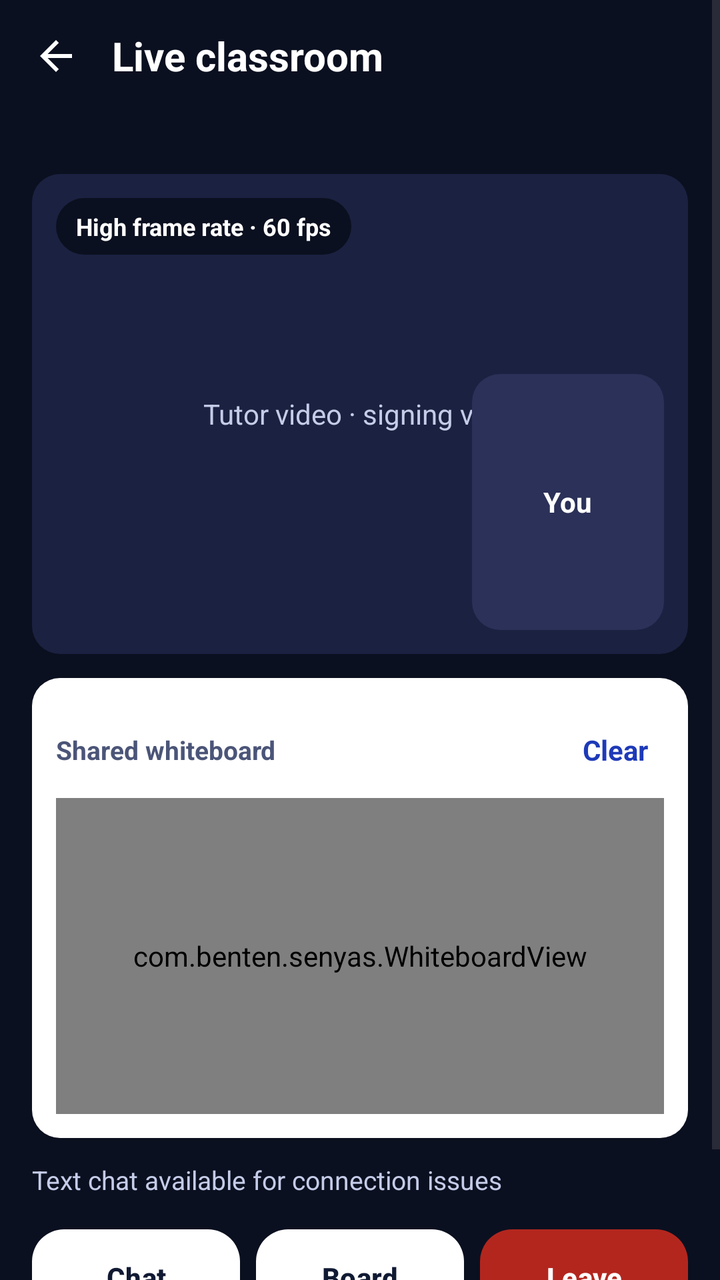
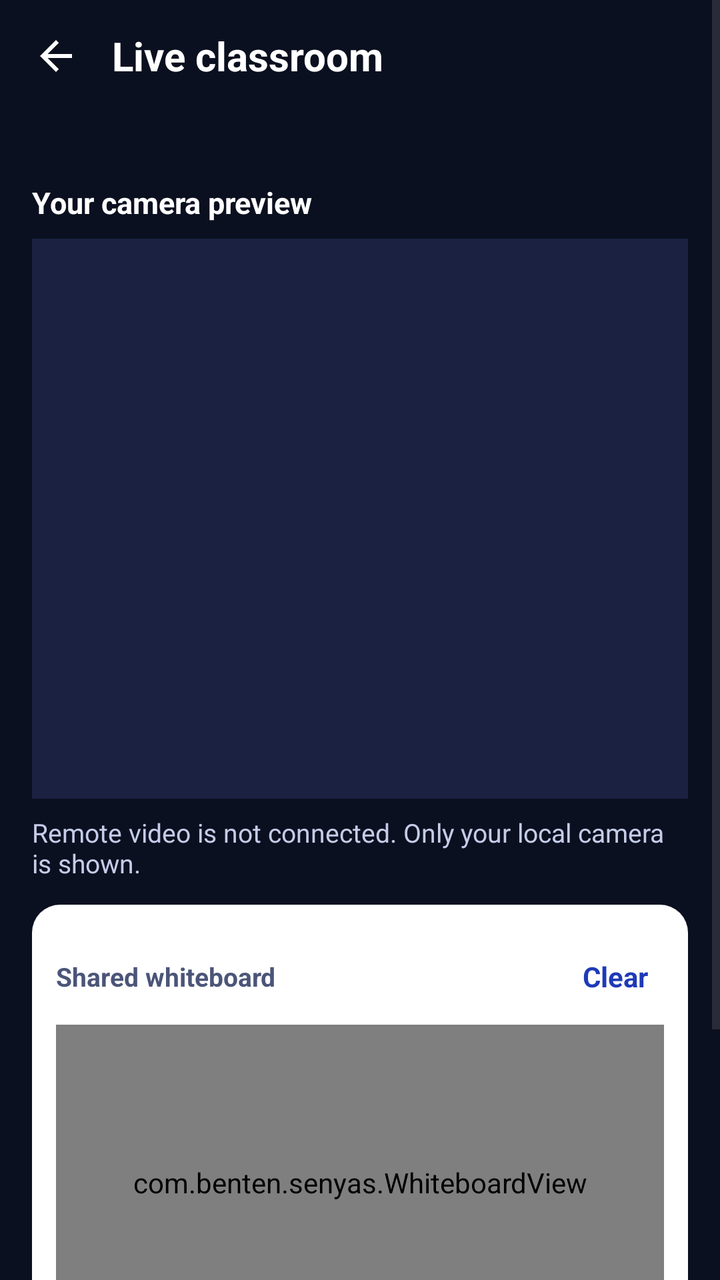

Compare the two renders of this Android layout. The source of the first and the diff that turns it into the second are given below.
<!-- AndroidManifest.xml: application theme Theme.Senyas -->
<!-- res/layout/fragment_live_classroom.xml -->
<?xml version="1.0" encoding="utf-8"?>
<ScrollView xmlns:android="http://schemas.android.com/apk/res/android"
    xmlns:app="http://schemas.android.com/apk/res-auto"
    android:layout_width="match_parent"
    android:layout_height="match_parent"
    android:background="@color/dark_bg"
    android:fillViewport="true">

    <LinearLayout
        android:layout_width="match_parent"
        android:layout_height="wrap_content"
        android:orientation="vertical"
        android:paddingBottom="16dp">

        <LinearLayout
            android:layout_width="match_parent"
            android:layout_height="56dp"
            android:gravity="center_vertical"
            android:orientation="horizontal"
            android:paddingStart="4dp"
            android:paddingEnd="16dp">

            <ImageButton android:id="@+id/btn_back" android:layout_width="48dp" android:layout_height="48dp" android:background="?attr/selectableItemBackgroundBorderless" android:contentDescription="@string/leave_classroom" android:src="@drawable/ic_back" android:tint="@color/white" />
            <TextView android:layout_width="wrap_content" android:layout_height="wrap_content" android:layout_marginStart="4dp" android:text="@string/live_classroom" android:textColor="@color/white" android:textSize="20sp" android:textStyle="bold" />
        </LinearLayout>

        <TextView android:id="@+id/tv_session" android:layout_width="match_parent" android:layout_height="wrap_content" android:paddingHorizontal="16dp" android:textColor="@color/text_on_dark" android:textSize="14sp" />

        <FrameLayout
            android:layout_width="match_parent"
            android:layout_height="240dp"
            android:layout_marginHorizontal="16dp"
            android:layout_marginTop="12dp"
            android:background="@drawable/bg_tile"
            android:backgroundTint="@color/dark_surface"
            android:contentDescription="@string/tutor_video_signing_view">

            <TextView android:layout_width="wrap_content" android:layout_height="wrap_content" android:layout_gravity="center" android:text="@string/tutor_video_signing_view_2" android:textColor="@color/text_on_dark" android:textSize="14sp" />
            <TextView android:layout_width="wrap_content" android:layout_height="wrap_content" android:layout_margin="12dp" android:background="@drawable/bg_pill" android:backgroundTint="@color/dark_bg" android:paddingHorizontal="10dp" android:paddingVertical="6dp" android:text="@string/high_frame_rate_60_fps" android:textColor="@color/white" android:textSize="12sp" android:textStyle="bold" />

            <FrameLayout
                android:layout_width="96dp"
                android:layout_height="128dp"
                android:layout_gravity="bottom|end"
                android:layout_margin="12dp"
                android:background="@drawable/bg_tile"
                android:backgroundTint="@color/dark_stroke"
                android:contentDescription="@string/your_camera_view">

                <TextView android:layout_width="wrap_content" android:layout_height="wrap_content" android:layout_gravity="center" android:text="@string/you" android:textColor="@color/white" android:textSize="14sp" android:textStyle="bold" />
            </FrameLayout>
        </FrameLayout>

        <FrameLayout android:layout_width="match_parent" android:layout_height="230dp" android:layout_marginHorizontal="16dp" android:layout_marginTop="12dp">

            <LinearLayout
                android:id="@+id/board_card"
                android:layout_width="match_parent"
                android:layout_height="match_parent"
                android:background="@drawable/bg_tile"
                android:backgroundTint="@color/white"
                android:orientation="vertical"
                android:padding="12dp">

                <LinearLayout android:layout_width="match_parent" android:layout_height="wrap_content" android:gravity="center_vertical" android:orientation="horizontal">
                    <TextView android:layout_width="0dp" android:layout_height="wrap_content" android:layout_weight="1" android:text="@string/shared_whiteboard" android:textColor="@color/ink_secondary" android:textSize="13sp" android:textStyle="bold" />
                    <TextView android:id="@+id/btn_clear" android:layout_width="wrap_content" android:layout_height="48dp" android:background="?attr/selectableItemBackground" android:gravity="center" android:paddingHorizontal="8dp" android:text="@string/clear" android:textColor="@color/senyas_blue" android:textSize="14sp" android:textStyle="bold" />
                </LinearLayout>

                <com.benten.senyas.WhiteboardView android:id="@+id/whiteboard" android:layout_width="match_parent" android:layout_height="0dp" android:layout_weight="1" />
            </LinearLayout>

            <LinearLayout
                android:id="@+id/chat_card"
                android:layout_width="match_parent"
                android:layout_height="match_parent"
                android:background="@drawable/bg_tile"
                android:backgroundTint="@color/white"
                android:orientation="vertical"
                android:padding="12dp"
                android:visibility="gone">

                <TextView android:layout_width="match_parent" android:layout_height="wrap_content" android:text="@string/text_chat" android:textColor="@color/ink_secondary" android:textSize="13sp" android:textStyle="bold" />

                <ScrollView android:id="@+id/chat_scroll" android:layout_width="match_parent" android:layout_height="0dp" android:layout_weight="1">
                    <LinearLayout android:id="@+id/chat_list" android:layout_width="match_parent" android:layout_height="wrap_content" android:orientation="vertical" />
                </ScrollView>

                <LinearLayout android:layout_width="match_parent" android:layout_height="wrap_content" android:gravity="center_vertical" android:orientation="horizontal">
                    <EditText android:id="@+id/et_chat" android:layout_width="0dp" android:layout_height="48dp" android:layout_weight="1" android:hint="@string/type_a_message" android:textColorHint="@color/ink_secondary" android:imeOptions="actionSend" android:inputType="text" android:maxLines="1" android:textColor="@color/navy" android:textSize="15sp" />
                    <com.google.android.material.button.MaterialButton android:id="@+id/btn_send" android:layout_width="wrap_content" android:layout_height="48dp" android:layout_marginStart="8dp" android:text="@string/send" />
                </LinearLayout>
            </LinearLayout>
        </FrameLayout>

        <TextView android:layout_width="match_parent" android:layout_height="wrap_content" android:layout_marginTop="12dp" android:paddingHorizontal="16dp" android:text="@string/text_chat_available_for_connection" android:textColor="@color/text_on_dark" android:textSize="13sp" />

        <LinearLayout
            android:layout_width="match_parent"
            android:layout_height="wrap_content"
            android:layout_marginTop="12dp"
            android:orientation="horizontal"
            android:paddingHorizontal="16dp">

            <com.google.android.material.button.MaterialButton android:id="@+id/btn_chat" android:layout_width="0dp" android:layout_height="56dp" android:layout_marginEnd="8dp" android:layout_weight="1" android:text="@string/chat" android:textColor="@color/navy" android:textStyle="bold" app:backgroundTint="@color/white" app:cornerRadius="16dp" />
            <com.google.android.material.button.MaterialButton android:id="@+id/btn_board" android:layout_width="0dp" android:layout_height="56dp" android:layout_marginEnd="8dp" android:layout_weight="1" android:text="@string/board" android:textColor="@color/navy" android:textStyle="bold" app:backgroundTint="@color/white" app:cornerRadius="16dp" />
            <com.google.android.material.button.MaterialButton android:id="@+id/btn_leave" android:layout_width="0dp" android:layout_height="56dp" android:layout_weight="1" android:text="@string/leave" android:textColor="@color/white" android:textStyle="bold" app:backgroundTint="@color/danger" app:cornerRadius="16dp" />
        </LinearLayout>

        <LinearLayout
            android:layout_width="match_parent"
            android:layout_height="wrap_content"
            android:layout_marginTop="12dp"
            android:gravity="center_vertical"
            android:orientation="horizontal"
            android:paddingHorizontal="16dp">

            <ImageView android:layout_width="18dp" android:layout_height="18dp" android:importantForAccessibility="no" android:src="@drawable/ic_check" app:tint="@color/text_on_dark" />
            <TextView android:layout_width="wrap_content" android:layout_height="wrap_content" android:layout_marginStart="6dp" android:text="@string/visual_connection_status_connected" android:textColor="@color/text_on_dark" android:textSize="13sp" />
        </LinearLayout>
    </LinearLayout>
</ScrollView>
<!-- resources referenced by this layout -->
<resources>
  <color name="danger">#B3261E</color>
  <color name="dark_bg">#0B1020</color>
  <color name="dark_stroke">#2B3158</color>
  <color name="dark_surface">#1B2140</color>
  <color name="ink_secondary">#4B5578</color>
  <color name="navy">#111A33</color>
  <color name="senyas_blue">#1E3AB8</color>
  <color name="text_on_dark">#C5CCE8</color>
  <color name="white">#FFFFFFFF</color>
  <!-- drawable bg_pill (drawable) -->
  <?xml version="1.0" encoding="utf-8"?>
  <shape xmlns:android="http://schemas.android.com/apk/res/android" android:shape="rectangle">
      <solid android:color="@color/surface" />
      <corners android:radius="24dp" />
  </shape>
  <!-- drawable bg_tile (drawable) -->
  <?xml version="1.0" encoding="utf-8"?>
  <shape xmlns:android="http://schemas.android.com/apk/res/android" android:shape="rectangle">
      <solid android:color="@color/surface" />
      <corners android:radius="14dp" />
  </shape>
  <!-- drawable ic_back (drawable) -->
  <?xml version="1.0" encoding="utf-8"?>
  <vector xmlns:android="http://schemas.android.com/apk/res/android"
      android:width="24dp" android:height="24dp"
      android:viewportWidth="24" android:viewportHeight="24"
      android:tint="?attr/colorControlNormal">
      <path android:fillColor="@android:color/white" android:pathData="M20,11H7.83l5.59,-5.59L12,4l-8,8 8,8 1.41,-1.41L7.83,13H20v-2z" />
  </vector>
  <!-- drawable ic_check (drawable) -->
  <?xml version="1.0" encoding="utf-8"?>
  <vector xmlns:android="http://schemas.android.com/apk/res/android"
      android:width="24dp" android:height="24dp"
      android:viewportWidth="24" android:viewportHeight="24"
      android:tint="?attr/colorControlNormal">
      <path android:fillColor="@android:color/white" android:pathData="M9,16.17L4.83,12l-1.42,1.41L9,19 21,7l-1.41,-1.41z" />
  </vector>
  <string name="board">Board</string>
  <string name="chat">Chat</string>
  <string name="clear">Clear</string>
  <string name="high_frame_rate_60_fps">High frame rate · 60 fps</string>
  <string name="leave">Leave</string>
  <string name="leave_classroom">Leave classroom</string>
  <string name="live_classroom">Live classroom</string>
  <string name="send">Send</string>
  <string name="shared_whiteboard">Shared whiteboard</string>
  <string name="text_chat">Text chat</string>
  <string name="text_chat_available_for_connection">Text chat available for connection issues</string>
  <string name="tutor_video_signing_view">Tutor video, signing view</string>
  <string name="tutor_video_signing_view_2">Tutor video · signing view</string>
  <string name="type_a_message">Type a message</string>
  <string name="visual_connection_status_connected">Visual connection status · Connected</string>
  <string name="you">You</string>
  <string name="your_camera_view">Your camera view</string>
  <color name="surface">#FFFFFF</color>
  <color name="blue_container">#DFE5FF</color>
  <color name="sun_yellow">#FFC22D</color>
  <color name="background">#EFF4F9</color>
  <color name="text_primary">#111A33</color>
  <color name="text_secondary">#4B5578</color>
  <color name="outline">#8A94B8</color>
  <color name="error">#B3261E</color>
  <style name="Widget.Senyas.TextField" parent="Widget.Material3.TextInputLayout.OutlinedBox">
          <item name="boxCornerRadiusTopStart">12dp</item>
          <item name="boxCornerRadiusTopEnd">12dp</item>
          <item name="boxCornerRadiusBottomStart">12dp</item>
          <item name="boxCornerRadiusBottomEnd">12dp</item>
          <item name="boxBackgroundColor">@color/surface</item>
      </style>
  <!-- unchanged entries left out for length: 1 -->
</resources>

<!-- the commit's change to res/layout/fragment_live_classroom.xml (unified diff, before → after) -->
@@ -20,36 +20,40 @@
             android:paddingStart="4dp"
             android:paddingEnd="16dp">
 
-            <ImageButton android:id="@+id/btn_back" android:layout_width="48dp" android:layout_height="48dp" android:background="?attr/selectableItemBackgroundBorderless" android:contentDescription="@string/leave_classroom" android:src="@drawable/ic_back" android:tint="@color/white" />
+            <ImageButton android:id="@+id/btn_back" android:layout_width="48dp" android:layout_height="48dp" android:background="?attr/selectableItemBackgroundBorderless" android:contentDescription="@string/leave_classroom" android:src="@drawable/ic_back" app:tint="@color/white" />
             <TextView android:layout_width="wrap_content" android:layout_height="wrap_content" android:layout_marginStart="4dp" android:text="@string/live_classroom" android:textColor="@color/white" android:textSize="20sp" android:textStyle="bold" />
         </LinearLayout>
 
         <TextView android:id="@+id/tv_session" android:layout_width="match_parent" android:layout_height="wrap_content" android:paddingHorizontal="16dp" android:textColor="@color/text_on_dark" android:textSize="14sp" />
 
-        <FrameLayout
+        <TextView
             android:layout_width="match_parent"
-            android:layout_height="240dp"
+            android:layout_height="wrap_content"
+            android:layout_marginTop="16dp"
+            android:paddingHorizontal="16dp"
+            android:accessibilityHeading="true"
+            android:text="@string/classroom_local_preview"
+            android:textColor="@color/white"
+            android:textSize="15sp"
+            android:textStyle="bold" />
+
+        <androidx.fragment.app.FragmentContainerView
+            android:id="@+id/classroom_camera"
+            android:layout_width="match_parent"
+            android:layout_height="280dp"
             android:layout_marginHorizontal="16dp"
-            android:layout_marginTop="12dp"
-            android:background="@drawable/bg_tile"
-            android:backgroundTint="@color/dark_surface"
-            android:contentDescription="@string/tutor_video_signing_view">
+            android:layout_marginTop="8dp"
+            android:background="@color/dark_surface"
+            android:contentDescription="@string/your_camera_view" />
 
-            <TextView android:layout_width="wrap_content" android:layout_height="wrap_content" android:layout_gravity="center" android:text="@string/tutor_video_signing_view_2" android:textColor="@color/text_on_dark" android:textSize="14sp" />
-            <TextView android:layout_width="wrap_content" android:layout_height="wrap_content" android:layout_margin="12dp" android:background="@drawable/bg_pill" android:backgroundTint="@color/dark_bg" android:paddingHorizontal="10dp" android:paddingVertical="6dp" android:text="@string/high_frame_rate_60_fps" android:textColor="@color/white" android:textSize="12sp" android:textStyle="bold" />
-
-            <FrameLayout
-                android:layout_width="96dp"
-                android:layout_height="128dp"
-                android:layout_gravity="bottom|end"
-                android:layout_margin="12dp"
-                android:background="@drawable/bg_tile"
-                android:backgroundTint="@color/dark_stroke"
-                android:contentDescription="@string/your_camera_view">
-
-                <TextView android:layout_width="wrap_content" android:layout_height="wrap_content" android:layout_gravity="center" android:text="@string/you" android:textColor="@color/white" android:textSize="14sp" android:textStyle="bold" />
-            </FrameLayout>
-        </FrameLayout>
+        <TextView
+            android:layout_width="match_parent"
+            android:layout_height="wrap_content"
+            android:paddingHorizontal="16dp"
+            android:paddingTop="8dp"
+            android:text="@string/classroom_remote_not_connected"
+            android:textColor="@color/text_on_dark"
+            android:textSize="13sp" />
 
         <FrameLayout android:layout_width="match_parent" android:layout_height="230dp" android:layout_marginHorizontal="16dp" android:layout_marginTop="12dp">
 
@@ -107,16 +111,5 @@
             <com.google.android.material.button.MaterialButton android:id="@+id/btn_leave" android:layout_width="0dp" android:layout_height="56dp" android:layout_weight="1" android:text="@string/leave" android:textColor="@color/white" android:textStyle="bold" app:backgroundTint="@color/danger" app:cornerRadius="16dp" />
         </LinearLayout>
 
-        <LinearLayout
-            android:layout_width="match_parent"
-            android:layout_height="wrap_content"
-            android:layout_marginTop="12dp"
-            android:gravity="center_vertical"
-            android:orientation="horizontal"
-            android:paddingHorizontal="16dp">
-
-            <ImageView android:layout_width="18dp" android:layout_height="18dp" android:importantForAccessibility="no" android:src="@drawable/ic_check" app:tint="@color/text_on_dark" />
-            <TextView android:layout_width="wrap_content" android:layout_height="wrap_content" android:layout_marginStart="6dp" android:text="@string/visual_connection_status_connected" android:textColor="@color/text_on_dark" android:textSize="13sp" />
-        </LinearLayout>
     </LinearLayout>
 </ScrollView>
<!-- resource entries referenced after the edit -->
@@ -2,19 +2,12 @@
 <resources>
   <color name="danger">#B3261E</color>
   <color name="dark_bg">#0B1020</color>
-  <color name="dark_stroke">#2B3158</color>
   <color name="dark_surface">#1B2140</color>
   <color name="ink_secondary">#4B5578</color>
   <color name="navy">#111A33</color>
   <color name="senyas_blue">#1E3AB8</color>
   <color name="text_on_dark">#C5CCE8</color>
   <color name="white">#FFFFFFFF</color>
-  <!-- drawable bg_pill (drawable) -->
-  <?xml version="1.0" encoding="utf-8"?>
-  <shape xmlns:android="http://schemas.android.com/apk/res/android" android:shape="rectangle">
-      <solid android:color="@color/surface" />
-      <corners android:radius="24dp" />
-  </shape>
   <!-- drawable bg_tile (drawable) -->
   <?xml version="1.0" encoding="utf-8"?>
   <shape xmlns:android="http://schemas.android.com/apk/res/android" android:shape="rectangle">
@@ -29,18 +22,11 @@
       android:tint="?attr/colorControlNormal">
       <path android:fillColor="@android:color/white" android:pathData="M20,11H7.83l5.59,-5.59L12,4l-8,8 8,8 1.41,-1.41L7.83,13H20v-2z" />
   </vector>
-  <!-- drawable ic_check (drawable) -->
-  <?xml version="1.0" encoding="utf-8"?>
-  <vector xmlns:android="http://schemas.android.com/apk/res/android"
-      android:width="24dp" android:height="24dp"
-      android:viewportWidth="24" android:viewportHeight="24"
-      android:tint="?attr/colorControlNormal">
-      <path android:fillColor="@android:color/white" android:pathData="M9,16.17L4.83,12l-1.42,1.41L9,19 21,7l-1.41,-1.41z" />
-  </vector>
   <string name="board">Board</string>
   <string name="chat">Chat</string>
+  <string name="classroom_local_preview">Your camera preview</string>
+  <string name="classroom_remote_not_connected">Remote video is not connected. Only your local camera is shown.</string>
   <string name="clear">Clear</string>
-  <string name="high_frame_rate_60_fps">High frame rate · 60 fps</string>
   <string name="leave">Leave</string>
   <string name="leave_classroom">Leave classroom</string>
   <string name="live_classroom">Live classroom</string>
@@ -48,11 +34,7 @@
   <string name="shared_whiteboard">Shared whiteboard</string>
   <string name="text_chat">Text chat</string>
   <string name="text_chat_available_for_connection">Text chat available for connection issues</string>
-  <string name="tutor_video_signing_view">Tutor video, signing view</string>
-  <string name="tutor_video_signing_view_2">Tutor video · signing view</string>
   <string name="type_a_message">Type a message</string>
-  <string name="visual_connection_status_connected">Visual connection status · Connected</string>
-  <string name="you">You</string>
   <string name="your_camera_view">Your camera view</string>
   <color name="surface">#FFFFFF</color>
   <color name="blue_container">#DFE5FF</color>
